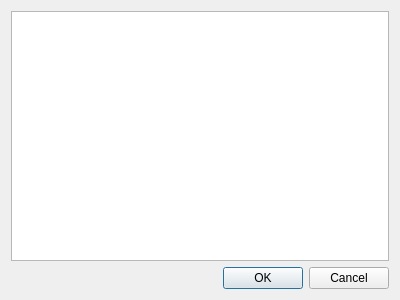
The window that bookdialog.ui (farinc/book-tracker) describes before a commit, drawn with Qt 5.
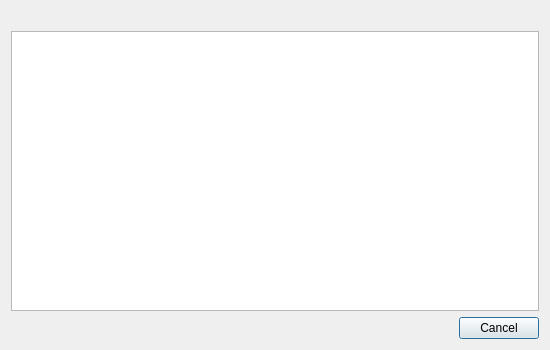
The same window after the commit.

Commit message: Did not implement the dragndrop feature for internal move. Turns out to be difficult to implement and extranous. Move feature needs to be redone. Fixed model code a bit, adding references rather than copy opereations. Added signals and slots for a stable method of editing/saving the books. Upcoming features should include expanding settings dialog for constants, adding move feature (in seperate dialog maybe...), and migrating more features over from the python-version to this.

The edit to the form file:
```diff
--- a/bookdialog.ui
+++ b/bookdialog.ui
@@ -6,26 +6,29 @@
    <rect>
     <x>0</x>
     <y>0</y>
-    <width>400</width>
-    <height>300</height>
+    <width>550</width>
+    <height>350</height>
    </rect>
   </property>
   <property name="windowTitle">
    <string>Dialog</string>
   </property>
   <layout class="QGridLayout" name="gridLayout">
-   <item row="1" column="0">
+   <item row="2" column="1">
     <widget class="QDialogButtonBox" name="buttonBox">
      <property name="orientation">
       <enum>Qt::Horizontal</enum>
      </property>
      <property name="standardButtons">
-      <set>QDialogButtonBox::Cancel|QDialogButtonBox::Ok</set>
+      <set>QDialogButtonBox::Cancel</set>
      </property>
     </widget>
    </item>
-   <item row="0" column="0">
+   <item row="1" column="0" colspan="2">
     <widget class="QTreeView" name="treeView">
+     <property name="sizeAdjustPolicy">
+      <enum>QAbstractScrollArea::AdjustIgnored</enum>
+     </property>
      <property name="dragEnabled">
       <bool>true</bool>
      </property>
@@ -33,7 +36,20 @@
       <enum>QAbstractItemView::InternalMove</enum>
      </property>
      <property name="defaultDropAction">
-      <enum>Qt::MoveAction</enum>
+      <enum>Qt::IgnoreAction</enum>
+     </property>
+     <attribute name="headerDefaultSectionSize">
+      <number>100</number>
+     </attribute>
+     <attribute name="headerStretchLastSection">
+      <bool>false</bool>
+     </attribute>
+    </widget>
+   </item>
+   <item row="0" column="0" colspan="2">
+    <widget class="QLabel" name="infoLabel">
+     <property name="text">
+      <string/>
      </property>
     </widget>
    </item>
```
Left out of the diff: 4 changed lines with no effect on the pictures. The commit also changes 10 other files.
